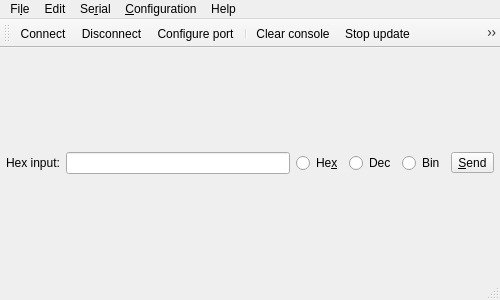
Above: mainwindow.ui from ivanovp/iserterm before the change. Below: the same form after it.
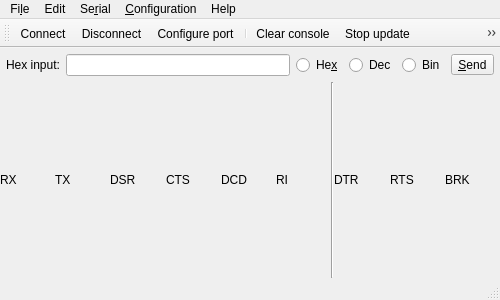
That is the form after the change. Icons and pictures are not drawn.

Commit message: Showing of line states was partially implemented.

Diff of the .ui file:
```diff
--- a/mainwindow.ui
+++ b/mainwindow.ui
@@ -28,14 +28,21 @@
      <number>0</number>
     </property>
     <item>
-     <layout class="QGridLayout" name="gridLayout" rowstretch="1,0">
+     <layout class="QGridLayout" name="gridLayout" rowstretch="1,0,0">
       <property name="spacing">
        <number>0</number>
       </property>
-      <item row="0" column="0">
+      <item row="2" column="6">
+       <widget class="Line" name="line">
+        <property name="orientation">
+         <enum>Qt::Vertical</enum>
+        </property>
+       </widget>
+      </item>
+      <item row="0" column="0" colspan="10">
        <layout class="QVBoxLayout" name="consoleWidget"/>
       </item>
-      <item row="1" column="0">
+      <item row="1" column="0" colspan="10">
        <layout class="QHBoxLayout" name="sendLayout">
         <property name="leftMargin">
          <number>6</number>
@@ -98,6 +105,69 @@
         </item>
        </layout>
       </item>
+      <item row="2" column="5">
+       <widget class="QLabel" name="riLabel">
+        <property name="text">
+         <string>RI</string>
+        </property>
+       </widget>
+      </item>
+      <item row="2" column="3">
+       <widget class="QLabel" name="ctsLabel">
+        <property name="text">
+         <string>CTS</string>
+        </property>
+       </widget>
+      </item>
+      <item row="2" column="9">
+       <widget class="QLabel" name="brkLabel">
+        <property name="text">
+         <string>BRK</string>
+        </property>
+       </widget>
+      </item>
+      <item row="2" column="8">
+       <widget class="QLabel" name="rtsLabel">
+        <property name="text">
+         <string>RTS</string>
+        </property>
+       </widget>
+      </item>
+      <item row="2" column="1">
+       <widget class="QLabel" name="txLabel">
+        <property name="text">
+         <string>TX</string>
+        </property>
+       </widget>
+      </item>
+      <item row="2" column="2">
+       <widget class="QLabel" name="dsrLabel">
+        <property name="text">
+         <string>DSR</string>
+        </property>
+       </widget>
+      </item>
+      <item row="2" column="7">
+       <widget class="QLabel" name="dtrLabel">
+        <property name="text">
+         <string>DTR</string>
+        </property>
+       </widget>
+      </item>
+      <item row="2" column="4">
+       <widget class="QLabel" name="dcdLabel">
+        <property name="text">
+         <string>DCD</string>
+        </property>
+       </widget>
+      </item>
+      <item row="2" column="0">
+       <widget class="QLabel" name="rxLabel">
+        <property name="text">
+         <string>RX</string>
+        </property>
+       </widget>
+      </item>
      </layout>
     </item>
    </layout>
```
Left out of the diff: 11 changed lines with no effect on the pictures. The commit also changes 4 other files.
